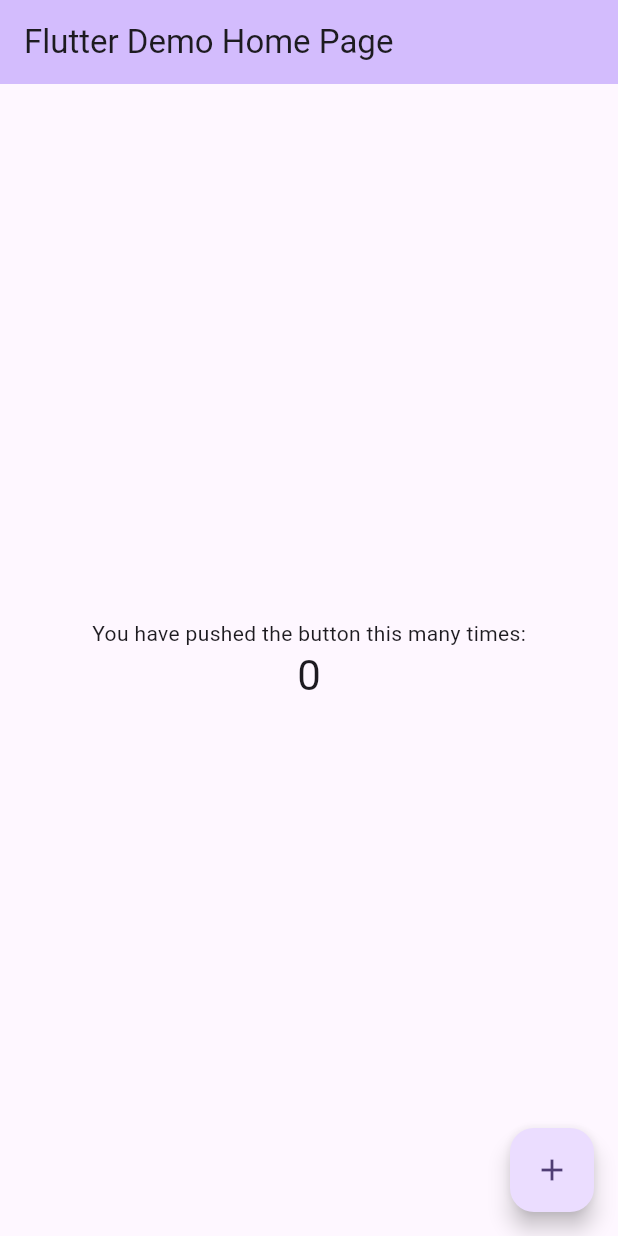
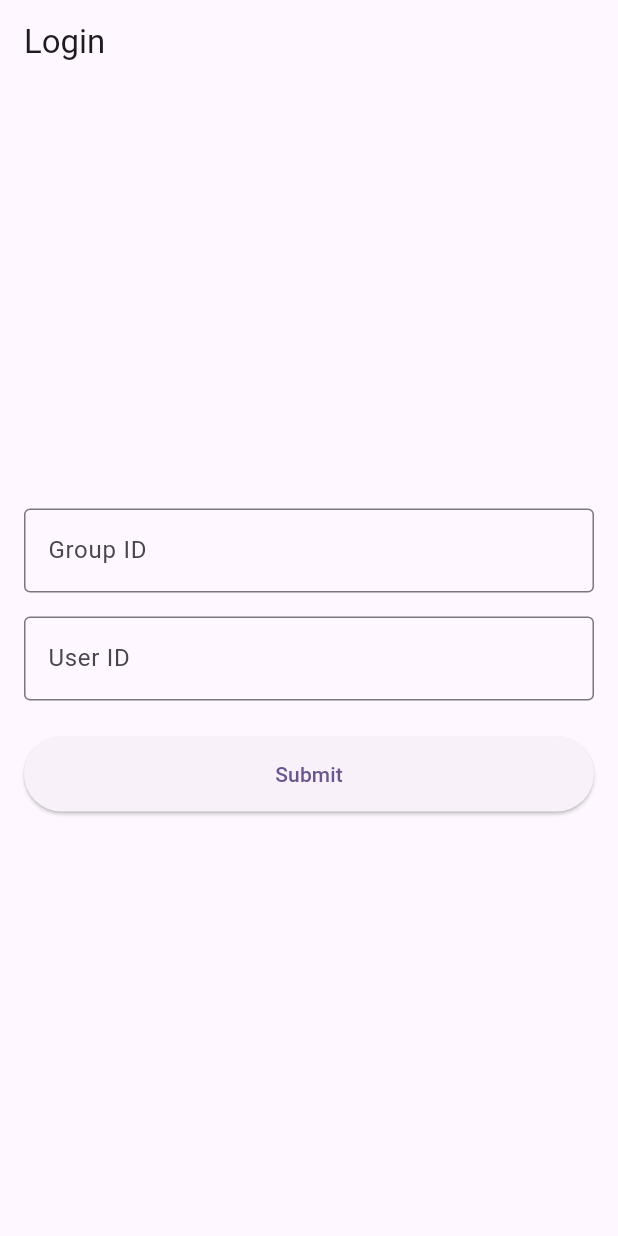
Before and after one commit to yusuf-ve-eyup/Paraglide-Ops-Core, a Flutter app: the screen it shows after launch, on a phone screen of 412 x 824 dp. Run offline on Flutter 3.47's test engine with Material 3 defaults, Android fonts, the phone set to English and light mode, and no system bars; our stand-ins replace firebase_core, firebase_database, shared_preferences; accounts and stored records are empty.

Commit message:
login page hazırlandı. kontrol işlemi yapıldı.

```diff
--- a/retrieve_app/lib/main.dart
+++ b/retrieve_app/lib/main.dart
@@ -1,122 +1,40 @@
 import 'package:flutter/material.dart';
+import 'package:firebase_core/firebase_core.dart';
+import 'package:shared_preferences/shared_preferences.dart';
+import 'screens/login_screen.dart';
+import 'screens/home_screen.dart';
+import 'firebase_options.dart'; // Generated by flutterfire configure
 
-void main() {
-  runApp(const MyApp());
+void main() async {
+  WidgetsFlutterBinding.ensureInitialized();
+
+  // Initialize Firebase
+  // Make sure to run `flutterfire configure` to generate firebase_options.dart
+  await Firebase.initializeApp(
+    options: DefaultFirebaseOptions.currentPlatform,
+  );
+
+  // Check Local Session
+  final prefs = await SharedPreferences.getInstance();
+  final bool isLoggedIn = prefs.getBool('isLoggedIn') ?? false;
+
+  runApp(MyApp(isLoggedIn: isLoggedIn));
 }
 
 class MyApp extends StatelessWidget {
-  const MyApp({super.key});
+  final bool isLoggedIn;
 
-  // This widget is the root of your application.
+  const MyApp({super.key, required this.isLoggedIn});
+
   @override
   Widget build(BuildContext context) {
     return MaterialApp(
-      title: 'Flutter Demo',
+      title: 'Retrieve App',
       theme: ThemeData(
-        // This is the theme of your application.
-        //
-        // TRY THIS: Try running your application with "flutter run". You'll see
-        // the application has a purple toolbar. Then, without quitting the app,
-        // try changing the seedColor in the colorScheme below to Colors.green
-        // and then invoke "hot reload" (save your changes or press the "hot
-        // reload" button in a Flutter-supported IDE, or press "r" if you used
-        // the command line to start the app).
-        //
-        // Notice that the counter didn't reset back to zero; the application
-        // state is not lost during the reload. To reset the state, use hot
-        // restart instead.
-        //
-        // This works for code too, not just values: Most code changes can be
-        // tested with just a hot reload.
-        colorScheme: .fromSeed(seedColor: Colors.deepPurple),
+        colorScheme: ColorScheme.fromSeed(seedColor: Colors.deepPurple),
+        useMaterial3: true,
       ),
-      home: const MyHomePage(title: 'Flutter Demo Home Page'),
+      home: isLoggedIn ? const HomeScreen() : const LoginScreen(),
     );
   }
 }
-
-class MyHomePage extends StatefulWidget {
-  const MyHomePage({super.key, required this.title});
-
-  // This widget is the home page of your application. It is stateful, meaning
-  // that it has a State object (defined below) that contains fields that affect
-  // how it looks.
-
-  // This class is the configuration for the state. It holds the values (in this
-  // case the title) provided by the parent (in this case the App widget) and
-  // used by the build method of the State. Fields in a Widget subclass are
-  // always marked "final".
-
-  final String title;
-
-  @override
-  State<MyHomePage> createState() => _MyHomePageState();
-}
-
-class _MyHomePageState extends State<MyHomePage> {
-  int _counter = 0;
-
-  void _incrementCounter() {
-    setState(() {
-      // This call to setState tells the Flutter framework that something has
-      // changed in this State, which causes it to rerun the build method below
-      // so that the display can reflect the updated values. If we changed
-      // _counter without calling setState(), then the build method would not be
-      // called again, and so nothing would appear to happen.
-      _counter++;
-    });
-  }
-
-  @override
-  Widget build(BuildContext context) {
-    // This method is rerun every time setState is called, for instance as done
-    // by the _incrementCounter method above.
-    //
-    // The Flutter framework has been optimized to make rerunning build methods
-    // fast, so that you can just rebuild anything that needs updating rather
-    // than having to individually change instances of widgets.
-    return Scaffold(
-      appBar: AppBar(
-        // TRY THIS: Try changing the color here to a specific color (to
-        // Colors.amber, perhaps?) and trigger a hot reload to see the AppBar
-        // change color while the other colors stay the same.
-        backgroundColor: Theme.of(context).colorScheme.inversePrimary,
-        // Here we take the value from the MyHomePage object that was created by
-        // the App.build method, and use it to set our appbar title.
-        title: Text(widget.title),
-      ),
-      body: Center(
-        // Center is a layout widget. It takes a single child and positions it
-        // in the middle of the parent.
-        child: Column(
-          // Column is also a layout widget. It takes a list of children and
-          // arranges them vertically. By default, it sizes itself to fit its
-          // children horizontally, and tries to be as tall as its parent.
-          //
-          // Column has various properties to control how it sizes itself and
-          // how it positions its children. Here we use mainAxisAlignment to
-          // center the children vertically; the main axis here is the vertical
-          // axis because Columns are vertical (the cross axis would be
-          // horizontal).
-          //
-          // TRY THIS: Invoke "debug painting" (choose the "Toggle Debug Paint"
-          // action in the IDE, or press "p" in the console), to see the
-          // wireframe for each widget.
-          mainAxisAlignment: .center,
-          children: [
-            const Text('You have pushed the button this many times:'),
-            Text(
-              '$_counter',
-              style: Theme.of(context).textTheme.headlineMedium,
-            ),
-          ],
-        ),
-      ),
-      floatingActionButton: FloatingActionButton(
-        onPressed: _incrementCounter,
-        tooltip: 'Increment',
-        child: const Icon(Icons.add),
-      ),
-    );
-  }
-}
--- /dev/null
+++ b/retrieve_app/lib/screens/login_screen.dart
@@ -0,0 +1,120 @@
+import 'package:flutter/material.dart';
+import 'package:firebase_database/firebase_database.dart';
+import 'package:shared_preferences/shared_preferences.dart';
+import 'home_screen.dart';
+
+class LoginScreen extends StatefulWidget {
+  const LoginScreen({super.key});
+
+  @override
+  State<LoginScreen> createState() => _LoginScreenState();
+}
+
+class _LoginScreenState extends State<LoginScreen> {
+  final _groupIdController = TextEditingController();
+  final _userIdController = TextEditingController();
+  bool _isLoading = false;
+
+  Future<void> _login() async {
+    final groupId = _groupIdController.text.trim();
+    final userId = _userIdController.text.trim();
+
+    if (groupId.isEmpty || userId.isEmpty) {
+      ScaffoldMessenger.of(context).showSnackBar(
+        const SnackBar(content: Text('Please fill in all fields')),
+      );
+      return;
+    }
+
+    setState(() => _isLoading = true);
+
+    try {
+      // Query Firebase Realtime Database
+      // Structure: retrievers/$groupId/$userId
+      final dbRef = FirebaseDatabase.instance.ref('retrievers/$groupId/$userId');
+      final snapshot = await dbRef.get();
+
+      if (snapshot.exists) {
+        // Success: Save local session
+        final prefs = await SharedPreferences.getInstance();
+        await prefs.setBool('isLoggedIn', true);
+        await prefs.setString('userId', userId);
+        await prefs.setString('groupId', groupId);
+
+        if (mounted) {
+          Navigator.of(context).pushReplacement(
+            MaterialPageRoute(builder: (context) => const HomeScreen()),
+          );
+        }
+      } else {
+        if (mounted) {
+          ScaffoldMessenger.of(context).showSnackBar(
+            const SnackBar(content: Text('Invalid Group ID or User ID')),
+          );
+        }
+      }
+    } catch (e) {
+      if (mounted) {
+        ScaffoldMessenger.of(context).showSnackBar(
+          SnackBar(content: Text('Error: $e')),
+        );
+      }
+    } finally {
+      if (mounted) {
+        setState(() => _isLoading = false);
+      }
+    }
+  }
+
+  @override
+  void dispose() {
+    _groupIdController.dispose();
+    _userIdController.dispose();
+    super.dispose();
+  }
+
+  @override
+  Widget build(BuildContext context) {
+    return Scaffold(
+      appBar: AppBar(title: const Text('Login')),
+      body: Padding(
+        padding: const EdgeInsets.all(16.0),
+        child: Center(
+          child: SingleChildScrollView(
+            child: Column(
+              mainAxisAlignment: MainAxisAlignment.center,
+              children: [
+                TextField(
+                  controller: _groupIdController,
+                  decoration: const InputDecoration(
+                    labelText: 'Group ID',
+                    border: OutlineInputBorder(),
+                  ),
+                ),
+                const SizedBox(height: 16),
+                TextField(
+                  controller: _userIdController,
+                  decoration: const InputDecoration(
+                    labelText: 'User ID',
+                    border: OutlineInputBorder(),
+                  ),
+                ),
+                const SizedBox(height: 24),
+                _isLoading
+                    ? const CircularProgressIndicator()
+                    : SizedBox(
+                        width: double.infinity,
+                        height: 50,
+                        child: ElevatedButton(
+                          onPressed: _login,
+                          child: const Text('Submit'),
+                        ),
+                      ),
+              ],
+            ),
+          ),
+        ),
+      ),
+    );
+  }
+}
```
Also changed, not shown: retrieve_app/lib/screens/home_screen.dart (added, +50 -0 lines), retrieve_app/pubspec.yaml (+5 -70 lines), retrieve_app/lib/firebase_options.dart (added), retrieve_app/pubspec.lock, 4 other files.
